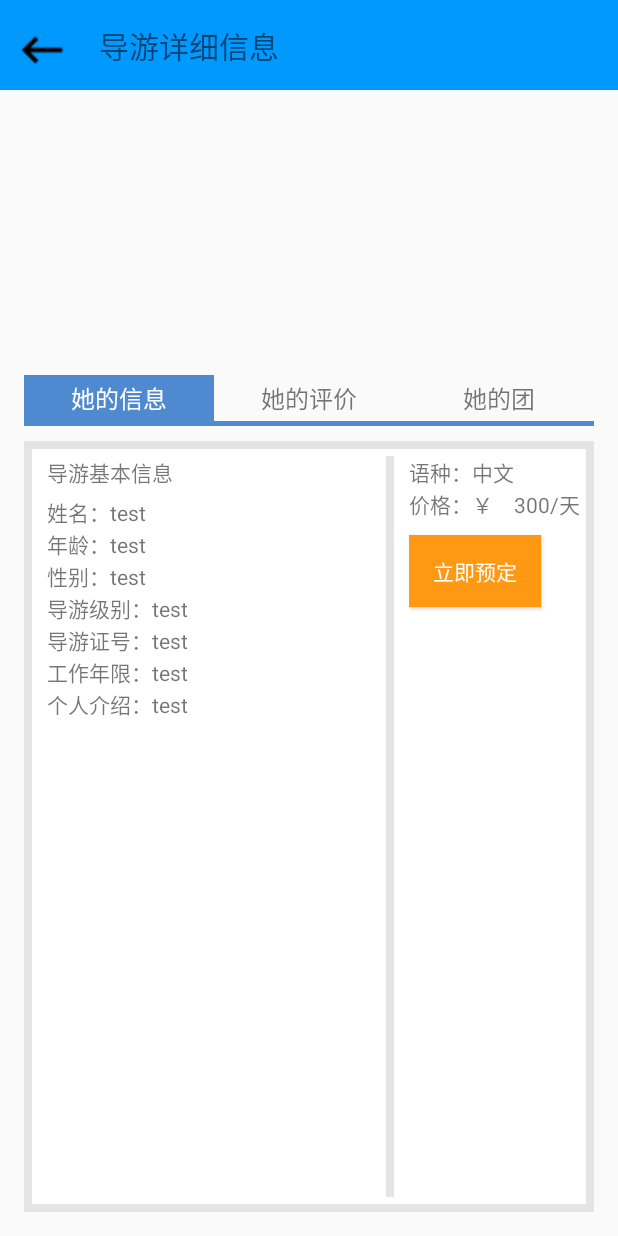
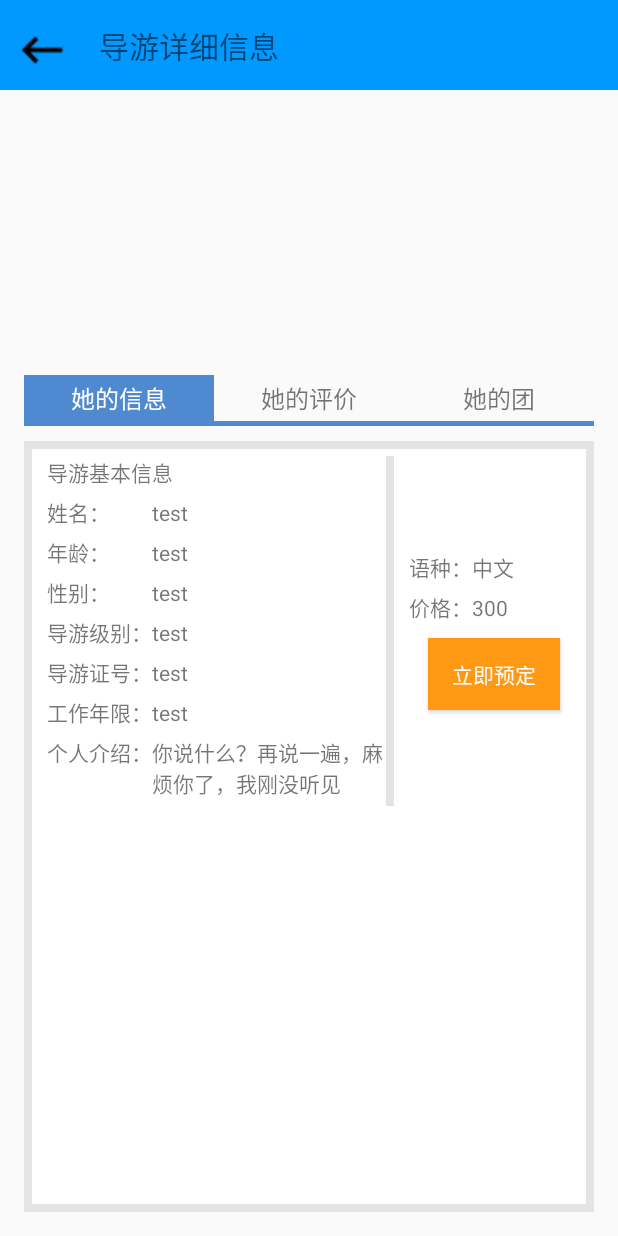
Before and after one commit to kathy-ling/AndroidProject, an Android app: the GuideDetailInfoFragment screen opened directly, with no data from a screen before it, on a phone screen of 412 x 824 dp. Run offline under Robolectric (Android 15) with nearby library versions, the phone set to English and light mode, and no system bars; 14 statements that could not run were skipped.

Commit message:
guide info

```diff
--- a/TourGuideProject/app/src/main/AndroidManifest.xml
+++ b/TourGuideProject/app/src/main/AndroidManifest.xml
@@ -55,6 +55,7 @@
         <activity android:name=".com.example.GuideInfosActivity" />
         <activity android:name=".com.example.GuideReserveInfoActivity"/>
         <activity android:name=".com.example.FindGuideActivity"/>
+
     </application>
 
 </manifest>
--- a/TourGuideProject/app/src/main/java/com/example/tian/tourguideproject/com/example/FindGuideActivity.java
+++ b/TourGuideProject/app/src/main/java/com/example/tian/tourguideproject/com/example/FindGuideActivity.java
@@ -19,6 +19,7 @@ import com.example.tian.tourguideproject.MainActivity;
 import com.example.tian.tourguideproject.R;
 import com.example.tian.tourguideproject.com.example.HttpService.GetGuidesInfoService;
 import com.example.tian.tourguideproject.com.example.adapter.GuideInfoListAdapter;
+import com.example.tian.tourguideproject.com.example.bean.DetailGuideInfo;
 import com.example.tian.tourguideproject.com.example.bean.SimpleGuideInfoListItem;
 import com.example.tian.tourguideproject.com.example.utils.MyRadioGroup;
 
@@ -99,7 +100,9 @@ public class FindGuideActivity extends Activity implements
 
         totalGuidesTxt = (TextView)findViewById(R.id.guides_meet_condition);
 
-//        initGuideInfo();
+//        SimpleGuideInfoListItem guide = new SimpleGuideInfoListItem(null, "name-test","3",
+//                "intro----------------","500","6496413");
+//        guideInfoList.add(guide);
 
         /**从服务端获取导游的信息*/
         guideInfoList = getAllGuidesInfo();
--- a/TourGuideProject/app/src/main/java/com/example/tian/tourguideproject/com/example/Fragments/GuideDetailInfoFragment.java
+++ b/TourGuideProject/app/src/main/java/com/example/tian/tourguideproject/com/example/Fragments/GuideDetailInfoFragment.java
@@ -1,18 +1,27 @@
 package com.example.tian.tourguideproject.com.example.Fragments;
 
 
+import android.content.BroadcastReceiver;
+import android.content.Context;
 import android.content.Intent;
+import android.content.IntentFilter;
 import android.os.Bundle;
+import android.support.annotation.Nullable;
 import android.support.v4.app.Fragment;
+import android.support.v4.content.LocalBroadcastManager;
 import android.util.Log;
 import android.view.LayoutInflater;
 import android.view.View;
 import android.view.ViewGroup;
 import android.widget.Button;
 import android.widget.TextView;
+import android.widget.Toast;
 
 import com.example.tian.tourguideproject.R;
+import com.example.tian.tourguideproject.com.example.GuideInfosActivity;
 import com.example.tian.tourguideproject.com.example.GuideReserveInfoActivity;
+import com.example.tian.tourguideproject.com.example.bean.DetailGuideInfo;
+import com.example.tian.tourguideproject.com.example.utils.LocalReceiver;
 
 /**
  * Created by tian on 2016/11/28.
@@ -30,17 +39,50 @@ public class GuideDetailInfoFragment extends Fragment implements View.OnClickLis
     private TextView languageTxt;
     private TextView priceTxt;
 
+    private String guideNumID;
+
+    private DetailGuideInfo guideInfo;
+
+    private LocalReceiver localReceiver;
+    private IntentFilter intentFilter;
+    private LocalBroadcastManager localBroadcastManager;
+
+
+    @Override
+    public void onCreate(@Nullable Bundle savedInstanceState) {
+        super.onCreate(savedInstanceState);
+
+        Bundle bundle = getArguments();
+        guideNumID = bundle.getString("key");
+        Log.e("fragment", bundle.getString("key"));
+    }
+
     @Override
     public View onCreateView(LayoutInflater inflater, ViewGroup container, Bundle savedInstanceState) {
 
         View view = inflater.inflate(R.layout.guide_detail_info_fragment, null);
         initView(view);
-//
-//        Bundle bundle = getArguments();
-//        nameTxt.setText(bundle.getString("guideNumID"));
-//
-//        Log.e("fragment", bundle.getString("guideNumID"));
+
+        GuideInfosActivity guideInfosActivity = new GuideInfosActivity();
+        guideInfo = guideInfosActivity.getGuideFromServer(guideNumID);
+
+        setGuide(guideInfo);
+
+
         return view;
+    }
+
+    public void setGuide(DetailGuideInfo guideInfo){
+
+        nameTxt.setText(guideInfo.getGuideName());
+        ageTxt.setText(guideInfo.getGuideAge());
+        sexTxt.setText(guideInfo.getGuideSex());
+        levelTxt.setText(guideInfo.getGuideLevel());
+        certificateIDTxt.setText(guideInfo.getGuideCertificateID());
+        workAgeTxt.setText(guideInfo.getGuideWorkAge());
+        introTxt.setText(guideInfo.getGuideIntro());
+        languageTxt.setText(guideInfo.getGuideLanguage());
+        priceTxt.setText("￥"+guideInfo.getGuidePrice()+"/天");
     }
 
     public void initView(View view){
@@ -59,20 +101,6 @@ public class GuideDetailInfoFragment extends Fragment implements View.OnClickLis
         reserve.setOnClickListener(this);
     }
 
-//    public void getInfoFromActivity(){
-//
-//        Bundle bundle = getArguments();
-//        nameTxt.setText(bundle.getString("guideName"));
-//        workAgeTxt.setText(bundle.getString("guideWorkAge"));
-//        introTxt.setText(bundle.getString("guideIntro"));
-//        priceTxt.setText(bundle.getString("guidePrice"));
-////        ageTxt.setText();
-////        sexTxt.setText();
-////        levelTxt.setText();
-////        certificateIDTxt.setText();
-////        languageTxt.setText();
-//
-//    }
 
     @Override
     public void onClick(View v) {
--- a/TourGuideProject/app/src/main/java/com/example/tian/tourguideproject/com/example/GuideInfosActivity.java
+++ b/TourGuideProject/app/src/main/java/com/example/tian/tourguideproject/com/example/GuideInfosActivity.java
@@ -1,12 +1,16 @@
 package com.example.tian.tourguideproject.com.example;
 
+import android.content.BroadcastReceiver;
+import android.content.Context;
 import android.content.Intent;
+import android.content.IntentFilter;
 import android.graphics.Color;
 import android.os.Bundle;
 import android.os.Handler;
 import android.os.Message;
 import android.support.v4.app.Fragment;
 import android.support.v4.app.FragmentActivity;
+import android.support.v4.content.LocalBroadcastManager;
 import android.support.v4.view.ViewPager;
 import android.util.Log;
 import android.view.View;
@@ -21,7 +25,7 @@ import com.example.tian.tourguideproject.com.example.Fragments.GuideHistoryGroup
 import com.example.tian.tourguideproject.com.example.HttpService.GetDetailGuideInfoService;
 import com.example.tian.tourguideproject.com.example.adapter.MyFragmentAdapter;
 import com.example.tian.tourguideproject.com.example.bean.DetailGuideInfo;
-import com.example.tian.tourguideproject.com.example.bean.SimpleGuideInfoListItem;
+import com.google.gson.Gson;
 
 import org.apache.http.NameValuePair;
 import org.apache.http.message.BasicNameValuePair;
@@ -56,13 +60,14 @@ public class GuideInfosActivity extends FragmentActivity implements
 
     private ImageView guideImage;
 
-    private String guideNumID;
-
     private List<NameValuePair> params = new ArrayList<NameValuePair>();
 
     private Thread getDetailGuidesThread;
 
     private DetailGuideInfo guideInfo;
+
+    private static String guideNumID;
+
 
     @Override
     protected void onCreate(Bundle savedInstanceState) {
@@ -72,13 +77,24 @@ public class GuideInfosActivity extends FragmentActivity implements
 
         setTopBar("导游详细信息");
 
-        initView();
-
         /**从上一个activity获取导游的身份证信息*/
         guideNumID = getIntent().getStringExtra("guideNumID");
 
         /**从服务端获取导游的所有信息*/
         guideInfo = getGuideFromServer(guideNumID);
+
+        initView();
+
+        changeImageAndTab(guideInfo);
+
+    }
+
+
+    /**
+     * 根据导游的信息，修改头像和tab栏的文字
+     * @param guideInfo
+     */
+    public void changeImageAndTab(DetailGuideInfo guideInfo){
 
         String sex = guideInfo.getGuideSex();
 
@@ -87,6 +103,10 @@ public class GuideInfosActivity extends FragmentActivity implements
             tabGuideDetailInfo.setText("他的信息");
             tabGuideEvaluation.setText("他的评价");
             tabGuideHistoryGroup.setText("他的团");
+        }else if(sex.equals("女")){
+            tabGuideDetailInfo.setText("她的信息");
+            tabGuideEvaluation.setText("她的评价");
+            tabGuideHistoryGroup.setText("她的团");
         }
 
         /**设置导游的头像*/
@@ -151,6 +171,11 @@ public class GuideInfosActivity extends FragmentActivity implements
         tabGuideHistoryGroup = (TextView)findViewById(R.id.guide_history_group_txt);
 
         GuideDetailInfoFragment guideDetailInfoFragment = new GuideDetailInfoFragment();
+
+        Bundle bundle = new Bundle();
+        bundle.putString("key", guideInfo.getGuideNumID());
+        guideDetailInfoFragment.setArguments(bundle);
+
         GuideEvaluationFragment guideEvaluationFragment = new GuideEvaluationFragment();
         GuideHistoryGroupFragment guideHistoryGroupFragment = new GuideHistoryGroupFragment();
 
--- a/TourGuideProject/app/src/main/java/com/example/tian/tourguideproject/com/example/GuideReserveInfoActivity.java
+++ b/TourGuideProject/app/src/main/java/com/example/tian/tourguideproject/com/example/GuideReserveInfoActivity.java
@@ -22,6 +22,8 @@ public class GuideReserveInfoActivity extends Activity {
         setContentView(R.layout.reserve_info_page);
 
         setTopBar("导游姓名");
+
+
     }
 
     /*
--- a/TourGuideProject/app/src/main/java/com/example/tian/tourguideproject/com/example/HttpService/GetDetailGuideInfoService.java
+++ b/TourGuideProject/app/src/main/java/com/example/tian/tourguideproject/com/example/HttpService/GetDetailGuideInfoService.java
@@ -27,7 +27,7 @@ import java.util.List;
 
 public class GetDetailGuideInfoService {
 
-    public static final String BASE_URL = "http://10.50.63.62:8080/SpringMe/getGuideNumID";
+    public static final String BASE_URL = "http://10.50.63.62:8080/SpringMe/getGuideNumID.do";
 
     private DetailGuideInfo guideInfo;
     private String result;
@@ -80,6 +80,7 @@ public class GetDetailGuideInfoService {
             String guideLevel = jsonObject.getString("guideLevel");
             String guideSex = jsonObject.getString("guideSex");
             String guideAge = jsonObject.getString("guideAge");
+            String guideLanguage = jsonObject.getString("guideLanguage");
             String guideCertificateID = jsonObject.getString("guideCertificateID");
 
             try {
@@ -95,7 +96,7 @@ public class GetDetailGuideInfoService {
 
             guideInfo = new DetailGuideInfo(guideAge, guideSex, guideLevel,
                     guideCertificateID, guideImage, guideName, guideWorkAge, guideIntro,
-                    guidePrice, guideNumID);
+                    guidePrice, guideNumID, guideLanguage);
 
 
         } catch (JSONException e) {
--- a/TourGuideProject/app/src/main/java/com/example/tian/tourguideproject/com/example/HttpService/GetGuidesInfoService.java
+++ b/TourGuideProject/app/src/main/java/com/example/tian/tourguideproject/com/example/HttpService/GetGuidesInfoService.java
@@ -31,9 +31,9 @@ import java.util.List;
 
 public class GetGuidesInfoService {
 
-    public static final String BASE_URL = "http://10.50.63.62:8080/SpringMe/getguideinfo";
+    public static final String BASE_URL = "http://10.50.63.62:8080/SpringMe/getguideinfo.do";
 
-    public static final String BASE_URL_2 = "http://10.50.63.62:8080/SpringMe/getSelectedGuideInfo";
+    public static final String BASE_URL_2 = "http://10.50.63.62:8080/SpringMe/getSelectedGuideInfo.do";
 
     String result;
 
--- a/TourGuideProject/app/src/main/java/com/example/tian/tourguideproject/com/example/HttpService/GetUserInfoService.java
+++ b/TourGuideProject/app/src/main/java/com/example/tian/tourguideproject/com/example/HttpService/GetUserInfoService.java
@@ -38,7 +38,7 @@ import java.util.List;
 
 public class GetUserInfoService {
 
-    public static final String BASE_URL = "http://10.50.63.62:8080/SpringMe/getphonenumber";
+    public static final String BASE_URL = "http://10.50.63.62:8080/SpringMe/getphonenumber.do";
 
     private String result = null;
     List<SimpleUserInfoListItem> userinfoList = new ArrayList<>();
--- a/TourGuideProject/app/src/main/java/com/example/tian/tourguideproject/com/example/HttpService/ResetUserPswService.java
+++ b/TourGuideProject/app/src/main/java/com/example/tian/tourguideproject/com/example/HttpService/ResetUserPswService.java
@@ -9,7 +9,7 @@ import java.net.URL;
 
 public class ResetUserPswService {
 
-    private static String BASE_URL = "http://10.50.63.62:8080/SpringMe/updatephonenumber";
+    private static String BASE_URL = "http://10.50.63.62:8080/SpringMe/updatephonenumber.do";
 
     public  Boolean executeHttpGet(String phone, String password){
 
--- a/TourGuideProject/app/src/main/res/layout/guide_detail_info_fragment.xml
+++ b/TourGuideProject/app/src/main/res/layout/guide_detail_info_fragment.xml
@@ -2,12 +2,22 @@
 <LinearLayout xmlns:android="http://schemas.android.com/apk/res/android"
     android:orientation="horizontal"
     android:layout_width="match_parent"
-    android:layout_height="wrap_content"
+    android:layout_height="match_parent"
     android:paddingLeft="15dp"
     android:paddingRight="10dp"
     android:paddingTop="10dp"
     android:paddingBottom="10dp"
     android:background="@drawable/gray_border_white_in">
+
+    <ScrollView
+        android:layout_width="match_parent"
+        android:layout_height="match_parent">
+
+        <LinearLayout
+            android:layout_width="match_parent"
+            android:layout_height="match_parent"
+
+            >
 
             <LinearLayout
                 android:layout_width="0dp"
@@ -22,7 +32,7 @@
                 <TableLayout
                     android:layout_width="match_parent"
                     android:layout_height="wrap_content">
-            <TableRow>
+                    <TableRow android:layout_marginBottom="5dp">
                         <TextView
                             android:layout_width="wrap_content"
                             android:layout_height="wrap_content"
@@ -33,7 +43,7 @@
                             android:layout_height="wrap_content"
                             android:text="test"/>
                     </TableRow>
-            <TableRow>
+                    <TableRow android:layout_marginBottom="5dp">
                         <TextView
                             android:layout_width="wrap_content"
                             android:layout_height="wrap_content"
@@ -44,7 +54,7 @@
                             android:layout_height="wrap_content"
                             android:text="test"/>
                     </TableRow>
-            <TableRow>
+                    <TableRow android:layout_marginBottom="5dp">
                         <TextView
                             android:layout_width="wrap_content"
                             android:layout_height="wrap_content"
@@ -55,11 +65,12 @@
                             android:layout_height="wrap_content"
                             android:text="test"/>
                     </TableRow>
-        </TableLayout>
-        <TableLayout
-            android:layout_width="match_parent"
-            android:layout_height="match_parent">
-            <TableRow>
+                <!--</TableLayout>-->
+                <!--<TableLayout-->
+                    android:layout_width="wrap_content"
+                    android:layout_height="match_parent"
+                    >
+                    <TableRow android:layout_marginBottom="5dp">
                         <TextView
                             android:layout_width="wrap_content"
                             android:layout_height="wrap_content"
@@ -70,7 +81,7 @@
                             android:layout_height="wrap_content"
                             android:text="test"/>
                     </TableRow>
-            <TableRow>
+                    <TableRow android:layout_marginBottom="5dp">
                         <TextView
                             android:layout_width="wrap_content"
                             android:layout_height="wrap_content"
@@ -81,7 +92,7 @@
                             android:layout_height="wrap_content"
                             android:text="test"/>
                     </TableRow>
-            <TableRow>
+                    <TableRow android:layout_marginBottom="5dp">
                         <TextView
                             android:layout_width="wrap_content"
                             android:layout_height="wrap_content"
@@ -92,7 +103,7 @@
                             android:layout_height="wrap_content"
                             android:text="test"/>
                     </TableRow>
-            <TableRow>
+                    <TableRow android:layout_marginBottom="5dp">
                         <TextView
                             android:layout_width="wrap_content"
                             android:layout_height="wrap_content"
@@ -101,7 +112,9 @@
                             android:id="@+id/guide_intro_txt"
                             android:layout_width="wrap_content"
                             android:layout_height="wrap_content"
-                    android:text="test"/>
+                            android:paddingRight="70dp"
+                            android:layout_marginRight="70dp"
+                            android:text="你说什么？再说一遍，麻烦你了，我刚没听见"/>
                     </TableRow>
                 </TableLayout>
             </LinearLayout>
@@ -117,12 +130,13 @@
                 android:layout_width="0dp"
                 android:layout_height="match_parent"
                 android:layout_weight="1"
-        android:orientation="vertical">
+                android:orientation="vertical"
+                android:gravity="center">
                 <TableLayout
                     android:layout_width="match_parent"
                     android:layout_height="wrap_content"
                     >
-            <TableRow>
+                    <TableRow android:layout_marginBottom="5dp">
                         <TextView
                             android:layout_width="wrap_content"
                             android:layout_height="wrap_content"
@@ -139,19 +153,10 @@
                             android:layout_height="wrap_content"
                             android:text="价格："/>
                         <TextView
-                    android:layout_width="wrap_content"
-                    android:layout_height="wrap_content"
-                    android:text="￥"/>
-                <TextView
                             android:id="@+id/guide_price_txt"
                             android:layout_width="wrap_content"
                             android:layout_height="wrap_content"
                             android:text="300"/>
-                <TextView
-                    android:layout_width="wrap_content"
-                    android:layout_height="wrap_content"
-                    android:text="/天"/>
-
                     </TableRow>
                 </TableLayout>
                 <Button
@@ -163,5 +168,8 @@
                     android:textColor="@color/colorPrimary"
                     android:background="@color/colorOrange"/>
             </LinearLayout>
+        </LinearLayout>
 
+
+    </ScrollView>
 </LinearLayout>
--- a/TourGuideProject/app/src/main/res/layout/guide_reserve_guide_list_item.xml
+++ b/TourGuideProject/app/src/main/res/layout/guide_reserve_guide_list_item.xml
@@ -71,6 +71,7 @@
                 android:id="@+id/guide_NumID_list_item"
                 android:layout_width="wrap_content"
                 android:layout_height="wrap_content"
+                android:visibility="gone"
                 />
             <LinearLayout
                 android:layout_width="wrap_content"
```
Also changed, not shown: TourGuideProject/app/src/main/java/com/example/tian/tourguideproject/com/example/bean/DetailGuideInfo.java (+14 -1 lines), TourGuideProject/app/src/main/java/com/example/tian/tourguideproject/com/example/utils/LocalReceiver.java (added, +20 -0 lines). Lines whose indentation alone changed are shown as unchanged.
